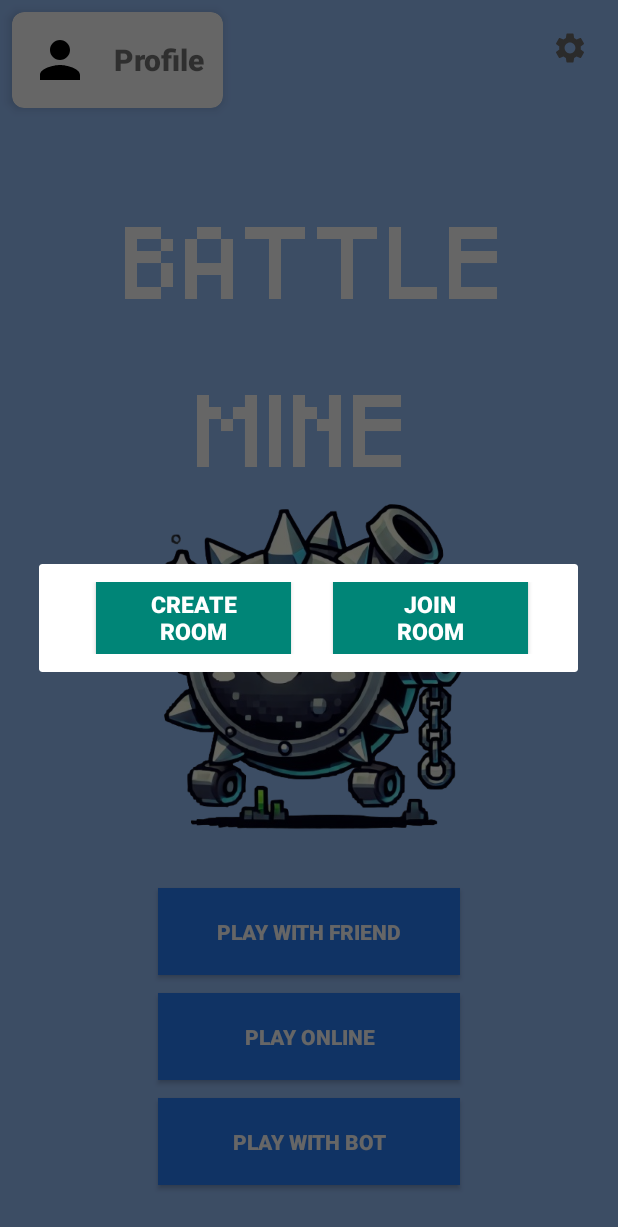
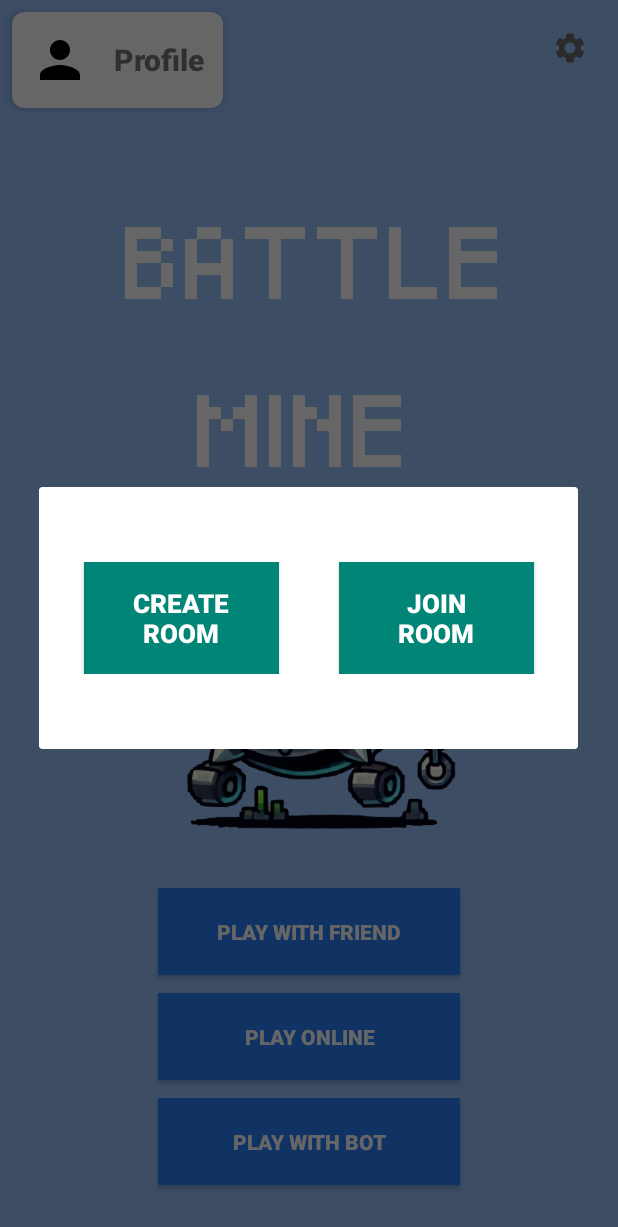
Before and after one commit to CS5520Summer2024Feinberg/final-project-finalproject-group11, an Android app: the screen it shows after launch once a user with an empty profile is signed in (MainActivity), after a tap on "PLAY WITH FRIEND", on a phone screen of 412 x 824 dp. Shown: the top 1227 px of the screen. Run offline under Robolectric (Android 15) with nearby library versions, the phone set to English and light mode, and no system bars; our stand-ins replace Firebase (no records; nobody signed in at launch, a user with empty details on screens opened directly).

Commit message:
Improved UI for some dialog

```diff
--- a/app/src/main/res/layout/dialog_play_friend.xml
+++ b/app/src/main/res/layout/dialog_play_friend.xml
@@ -4,7 +4,10 @@
     xmlns:tools="http://schemas.android.com/tools"
     android:layout_width="match_parent"
     android:layout_height="wrap_content"
-    android:padding="12dp">
+    android:paddingTop="50dp"
+    android:paddingBottom="50dp"
+    android:paddingLeft="10dp"
+    android:paddingRight="10dp">
 
     <!-- Back Button to close the dialog -->
 
@@ -29,13 +32,15 @@
         android:id="@+id/button1"
         android:layout_width="130dp"
         android:layout_height="wrap_content"
-        android:layout_marginEnd="12dp"
         android:background="?attr/colorAccent"
         android:text="Create\nRoom"
         android:textColor="@android:color/white"
-        android:textSize="15sp"
+        android:textSize="17sp"
         android:textStyle="bold"
-        app:layout_constraintEnd_toStartOf="@+id/guidelineMid" />
+        android:paddingTop="15dp"
+        android:paddingBottom="15dp"
+        app:layout_constraintEnd_toEndOf="@+id/guidelineMid"
+        app:layout_constraintStart_toStartOf="parent"/>
 <!--        app:layout_constraintTop_toBottomOf="@id/backButton"-->
 <!--        android:layout_marginTop="12dp" />-->
 
@@ -44,14 +49,16 @@
         android:id="@+id/button2"
         android:layout_width="130dp"
         android:layout_height="wrap_content"
-        android:layout_marginStart="16dp"
-        android:layout_marginTop="12dp"
+
         android:background="?attr/colorAccent"
         android:text="Join\nRoom"
         android:textColor="@android:color/white"
-        android:textSize="15sp"
+        android:textSize="17sp"
+        android:paddingTop="15dp"
+        android:paddingBottom="15dp"
         android:textStyle="bold"
-        app:layout_constraintStart_toStartOf="@+id/guidelineMid" />
+        app:layout_constraintStart_toStartOf="@+id/guidelineMid"
+        app:layout_constraintEnd_toEndOf="parent"/>
 <!--        app:layout_constraintTop_toBottomOf="@+id/backButton" />-->
 
     <androidx.constraintlayout.widget.Guideline
--- a/app/src/main/res/layout/dialog_searching.xml
+++ b/app/src/main/res/layout/dialog_searching.xml
@@ -3,7 +3,11 @@
     android:layout_width="wrap_content"
     android:layout_height="wrap_content"
     android:orientation="vertical"
-    android:padding="20dp"
+    android:paddingTop="50dp"
+    android:paddingBottom="0dp"
+    android:paddingLeft="20dp"
+    android:paddingRight="20dp"
+
     android:gravity="center">
 
     <ProgressBar
```
